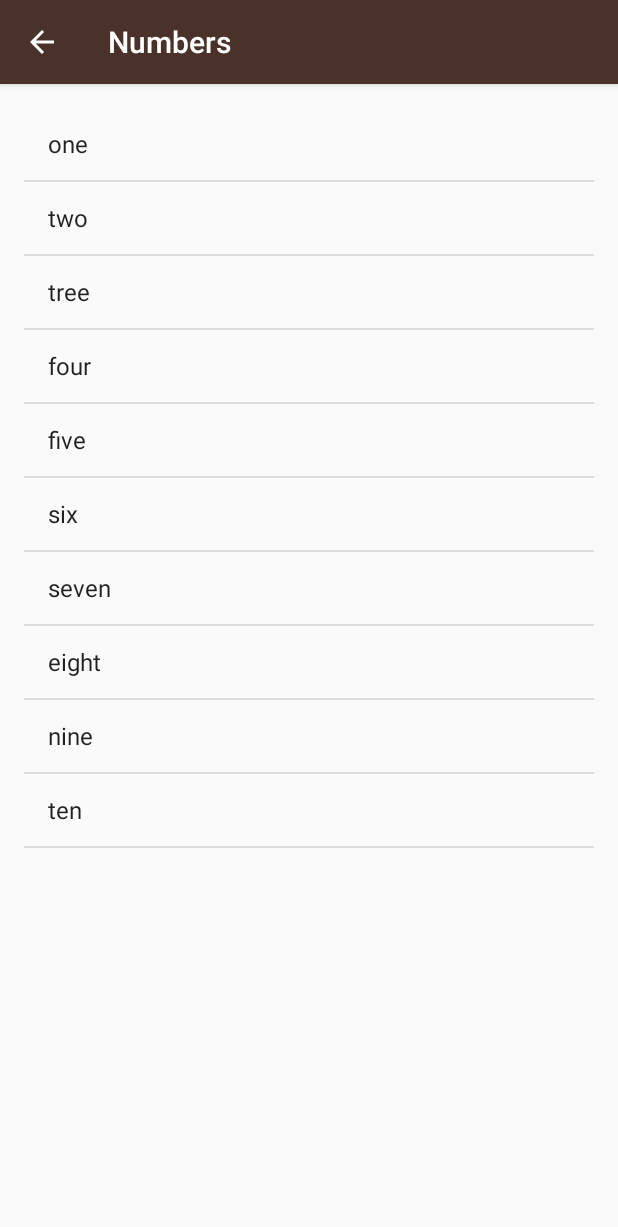
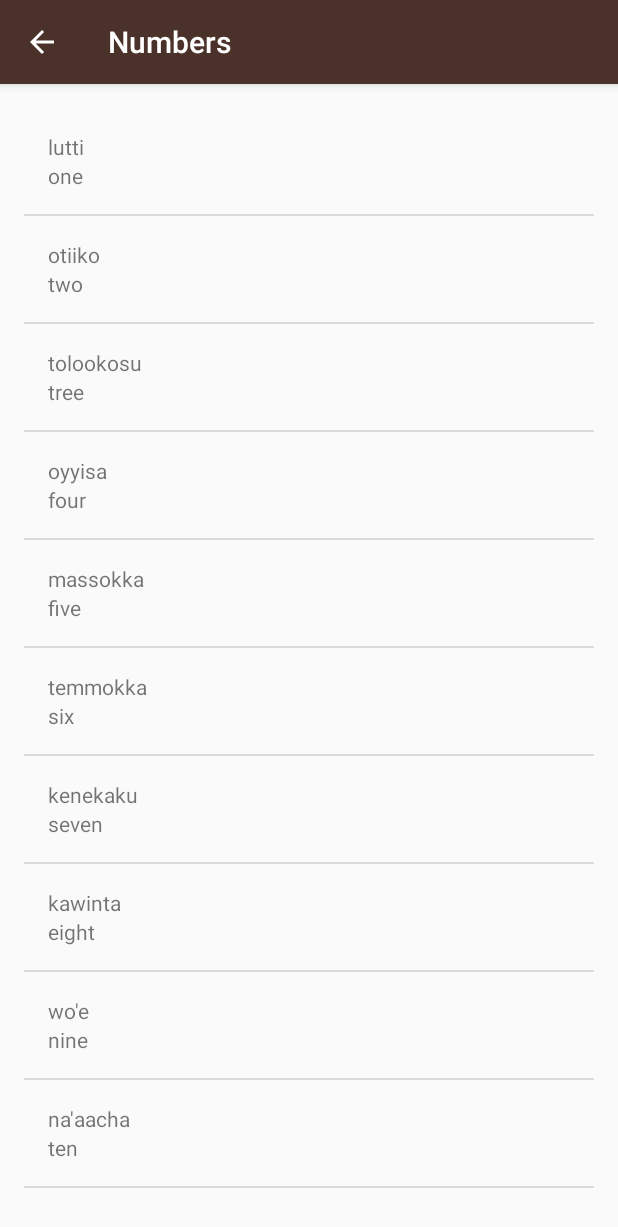
Before and after one commit to AlexBMA/Miwok, an Android app: the NumbersActivity screen opened directly, with no data from a screen before it, on a phone screen of 412 x 824 dp. Shown: the top 1227 px of the screen. Run offline under Robolectric (Android 15) with nearby library versions, the phone set to English and light mode, and no system bars.

Commit message:
update 5

```diff
--- a/app/src/main/java/com/example/alexandru/miwok/NumbersActivity.java
+++ b/app/src/main/java/com/example/alexandru/miwok/NumbersActivity.java
@@ -17,7 +17,6 @@ package com.example.alexandru.miwok;
 
 import android.os.Bundle;
 import android.support.v7.app.AppCompatActivity;
-import android.widget.ArrayAdapter;
 import android.widget.ListView;
 
 import java.util.ArrayList;
@@ -32,24 +31,26 @@ public class NumbersActivity extends AppCompatActivity {
 
 
         // Code here
-        List<String> englishWords = new ArrayList<>();
-        englishWords = createEnglishWords(englishWords);
+        List<Word> words = new ArrayList<>();
+
+        words = createEnglishWords(words);
         //displayEnglishWords(englishWords);
-        displayEnglishWordListAdapter(englishWords);
+        displayEnglishWordListAdapter(words);
 
     }
 
-    private List<String> createEnglishWords(List<String> list) {
-        list.add("one");
-        list.add("two");
-        list.add("tree");
-        list.add("four");
-        list.add("five");
-        list.add("six");
-        list.add("seven");
-        list.add("eight");
-        list.add("nine");
-        list.add("ten");
+    private List<Word> createEnglishWords(List<Word> list) {
+        list.add(new Word("lutti", "one"));
+        list.add(new Word("otiiko", "two"));
+        list.add(new Word("tolookosu", "tree"));
+        list.add(new Word("oyyisa", "four"));
+        list.add(new Word("massokka", "five"));
+        list.add(new Word("temmokka", "six"));
+        list.add(new Word("kenekaku", "seven"));
+        list.add(new Word("kawinta", "eight"));
+        list.add(new Word("wo'e", "nine"));
+        list.add(new Word("na'aacha", "ten"));
+
 
         return list;
     }
@@ -60,9 +61,10 @@ public class NumbersActivity extends AppCompatActivity {
      * @param list
      */
 
-    public void displayEnglishWordListAdapter(List<String> list) {
+    public void displayEnglishWordListAdapter(List<Word> list) {
 
-        ArrayAdapter<String> itemsAdapter = new ArrayAdapter<>(this, android.R.layout.simple_list_item_1, list);
+        WordAdapter itemsAdapter = new WordAdapter(this, list);
+
         ListView listView = (ListView) findViewById(R.id.list);
 
         listView.setAdapter(itemsAdapter);
--- /dev/null
+++ b/app/src/main/java/com/example/alexandru/miwok/WordAdapter.java
@@ -0,0 +1,54 @@
+package com.example.alexandru.miwok;
+
+import android.content.Context;
+import android.support.annotation.NonNull;
+import android.view.LayoutInflater;
+import android.view.View;
+import android.view.ViewGroup;
+import android.widget.ArrayAdapter;
+import android.widget.TextView;
+
+import java.util.List;
+
+/**
+ * Created by Alexandru on 1/21/2017.
+ */
+
+public class WordAdapter extends ArrayAdapter<Word> {
+
+    public WordAdapter(Context context, List<Word> words) {
+        super(context, 0, words);
+    }
+
+    @NonNull
+    @Override
+    public View getView(int position, View convertView, ViewGroup parent) {
+
+
+        View listItemView = convertView;
+        // Check if the existing view is being reused, otherwise inflate the view
+        if (listItemView == null) {
+            listItemView = LayoutInflater.from(getContext()).inflate(
+                    R.layout.list_item, parent, false);
+        }
+
+        // Get the {@link Word} object located at this position in the list
+        Word currentWord = getItem(position);
+
+        // Find the TextView in the list_item.xml layout with the ID version_name
+        TextView miwokWord = (TextView) listItemView.findViewById(R.id.miwok_text_view_1);
+        // Get the version name from the current Word object and
+        // set this text on the name TextView
+        miwokWord.setText(currentWord.getmMiwakTranslation());
+
+        // Find the TextView in the list_item.xml layout with the ID version_name
+        TextView englishWord = (TextView) listItemView.findViewById(R.id.default_text_view_2);
+        // Get the version name from the current Word object and
+        // set this text on the name TextView
+        englishWord.setText(currentWord.getmEnglishTranslation());
+
+
+        return listItemView;
+
+    }
+}
```
